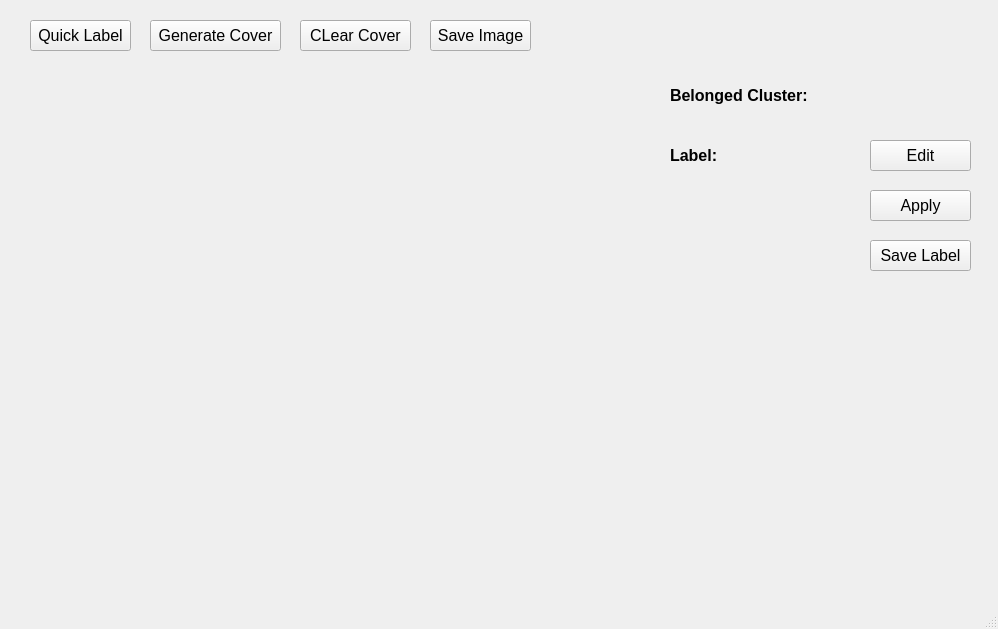
Above: src/label.ui from Crawlwind/Residue before the change. Below: the same form after it.
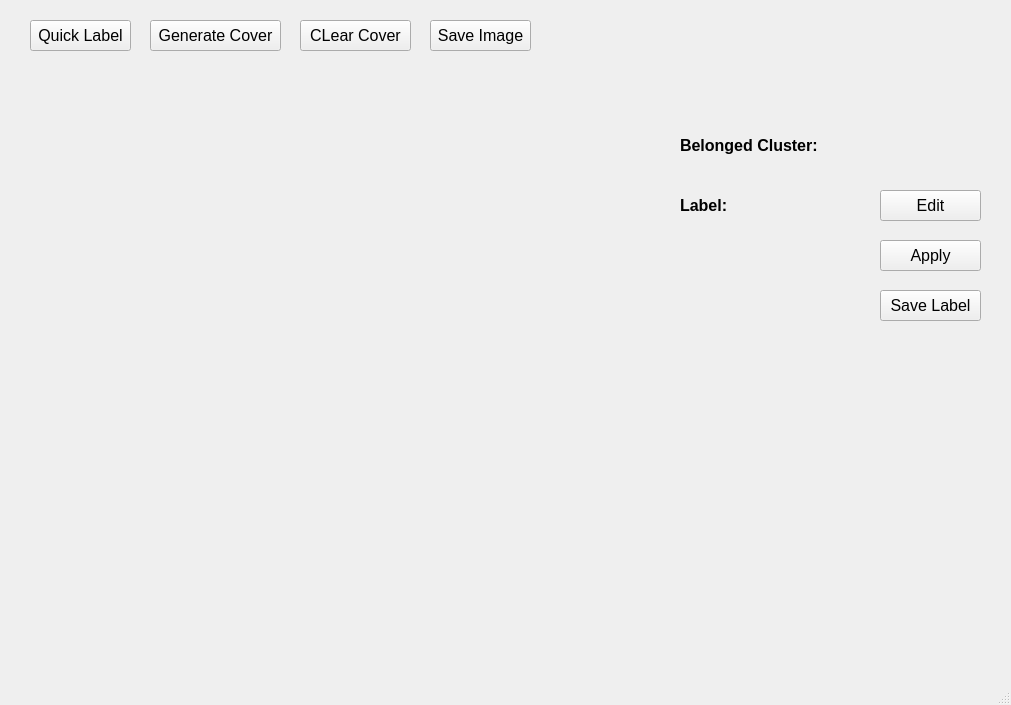
That is the form after the change.

The edit to the form file:
```diff
--- a/src/label.ui
+++ b/src/label.ui
@@ -6,8 +6,8 @@
    <rect>
     <x>0</x>
     <y>0</y>
-    <width>998</width>
-    <height>629</height>
+    <width>1011</width>
+    <height>705</height>
    </rect>
   </property>
   <property name="windowTitle">
@@ -53,8 +53,8 @@
    <widget class="QPushButton" name="save_label_button">
     <property name="geometry">
      <rect>
-      <x>870</x>
-      <y>240</y>
+      <x>880</x>
+      <y>290</y>
       <width>101</width>
       <height>31</height>
      </rect>
@@ -73,8 +73,8 @@
      <rect>
       <x>30</x>
       <y>60</y>
-      <width>520</width>
-      <height>520</height>
+      <width>630</width>
+      <height>600</height>
      </rect>
     </property>
     <property name="text">
@@ -123,8 +123,8 @@
    <widget class="QLabel" name="label_2">
     <property name="geometry">
      <rect>
-      <x>670</x>
-      <y>80</y>
+      <x>680</x>
+      <y>130</y>
       <width>151</width>
       <height>31</height>
      </rect>
@@ -146,8 +146,8 @@
    <widget class="QLabel" name="cluster_label">
     <property name="geometry">
      <rect>
-      <x>830</x>
-      <y>80</y>
+      <x>840</x>
+      <y>130</y>
       <width>71</width>
       <height>31</height>
      </rect>
@@ -164,8 +164,8 @@
    <widget class="QLabel" name="label_3">
     <property name="geometry">
      <rect>
-      <x>670</x>
-      <y>140</y>
+      <x>680</x>
+      <y>190</y>
       <width>61</width>
       <height>31</height>
      </rect>
@@ -187,8 +187,8 @@
    <widget class="QPushButton" name="apply_button">
     <property name="geometry">
      <rect>
-      <x>870</x>
-      <y>190</y>
+      <x>880</x>
+      <y>240</y>
       <width>101</width>
       <height>31</height>
      </rect>
@@ -205,8 +205,8 @@
    <widget class="QLabel" name="sp_label">
     <property name="geometry">
      <rect>
-      <x>740</x>
-      <y>140</y>
+      <x>750</x>
+      <y>190</y>
       <width>111</width>
       <height>31</height>
      </rect>
@@ -223,8 +223,8 @@
    <widget class="QPushButton" name="edit_button">
     <property name="geometry">
      <rect>
-      <x>870</x>
-      <y>140</y>
+      <x>880</x>
+      <y>190</y>
       <width>101</width>
       <height>31</height>
      </rect>
```
Left out of the diff: 2 changed lines with no effect on the pictures.
